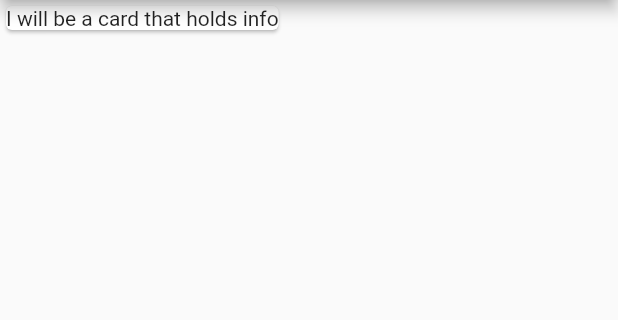
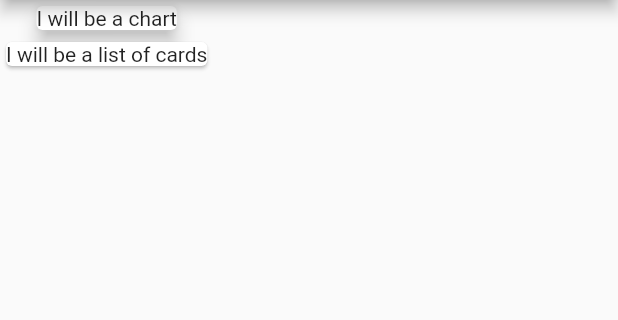
Before and after one commit to MockSock/personal_expenses, a Flutter app: the screen it shows after launch, on a phone screen of 412 x 824 dp, the part 84-404 px from its top. Run offline on Flutter 3.47's test engine with Material 2 defaults, Android fonts, the phone set to English and light mode, and no system bars.

Commit message:
add cards and minor styling

```diff
--- a/lib/main.dart
+++ b/lib/main.dart
@@ -13,8 +13,12 @@ class HomePage extends StatelessWidget {
         body: Column(
           children: <Widget>[
             Card(
-              child: Text('I will be a card that holds info'),
+              elevation: 5,
+              child: Text('I will be a chart'),
             ),
+            Card(
+              child: Text('I will be a list of cards'),
+            )
           ],
         ),
       ),
```
